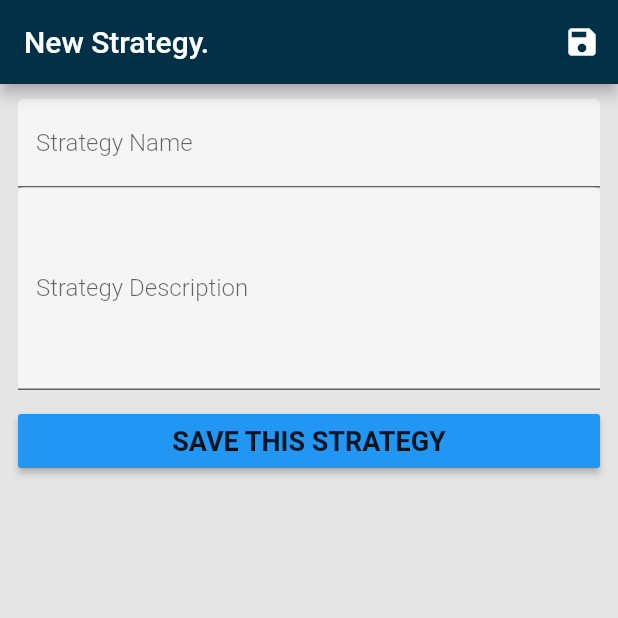
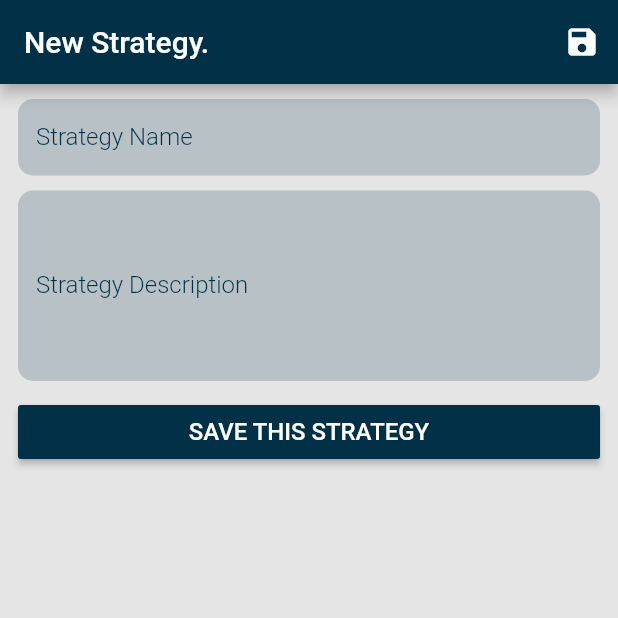
Before and after one commit to aurthurm/sagetrader_flutter, a Flutter app: the StrategyForm screen opened directly, on a phone screen of 412 x 824 dp, the top half of it. Run offline on Flutter 3.47's test engine with Material 2 defaults, Android fonts, the phone set to English and light mode, and no system bars; our stand-ins replace flutter_secure_storage, photo_view; missing offline and left inert: multi_image_picker; accounts and stored records are empty.

Commit message:
Added aesthetics, forms, auth, login, signup

```diff
--- a/lib/forms/strategy_form.dart
+++ b/lib/forms/strategy_form.dart
@@ -86,6 +86,30 @@ class _StrategyFormState extends State<StrategyForm> {
     }
   }
 
+
+  InputDecoration _buildInputDecoration(String hintText) {
+    return InputDecoration(
+      isDense: true,
+      labelStyle: TextStyle(
+        color: Theme.of(context).primaryColor,
+      ),
+      labelText: hintText,
+      // hintText: hintText,
+      // hintStyle: TextStyle(
+      //   color: Colors.white,
+      // ),
+      filled: true,
+      fillColor: Theme.of(context).primaryColor.withOpacity(0.2),
+      border: OutlineInputBorder(
+        borderRadius: BorderRadius.all(Radius.circular(10.0)),
+        borderSide: BorderSide(
+          width: 0,
+          style: BorderStyle.none,
+        ),
+      ),
+    );
+  }
+
   @override
   Widget build(BuildContext context) {
     return Scaffold(
@@ -130,10 +154,7 @@ class _StrategyFormState extends State<StrategyForm> {
                     crossAxisAlignment: CrossAxisAlignment.stretch,
                     children: <Widget>[
                       TextFormField(
-                        decoration: InputDecoration(
-                            labelText: "Strategy Name",
-                            filled: true,
-                            fillColor: Colors.grey.shade100),
+                        decoration: _buildInputDecoration("Strategy Name"),
                         initialValue: _strategy.name,
                         onChanged: (String value) {
                           setState(() {
@@ -151,11 +172,9 @@ class _StrategyFormState extends State<StrategyForm> {
                               .requestFocus(_descriptionFocus);
                         },
                       ),
+                      SizedBox(height: 10,),
                       TextFormField(
-                        decoration: InputDecoration(
-                            labelText: "Strategy Description",
-                            filled: true,
-                            fillColor: Colors.grey.shade100),
+                        decoration:  _buildInputDecoration("Strategy Description"),
                         minLines: 5,
                         maxLines: 20,
                         initialValue: _strategy.description,
@@ -174,12 +193,11 @@ class _StrategyFormState extends State<StrategyForm> {
                       ),
                       SizedBox(height: 10),
                       RaisedButton(
-                        color: Colors.blue,
+                        color: Theme.of(context).primaryColor,
                         child: Text(
                           saveButtonTitle.toUpperCase(),
-                          style: TextStyle(
-                            fontSize: 18,
-                            fontWeight: FontWeight.w700,
+                          style: Theme.of(context).textTheme.headline4.copyWith(
+                            color: Colors.white
                           ),
                         ),
                         onPressed: _saveForm,
--- a/lib/models/trade.dart
+++ b/lib/models/trade.dart
@@ -83,6 +83,7 @@ class Trade {
 
   Map<String, dynamic> toJson() =>
     <String, dynamic>{
+      "id": instrument,
       "instrument_id": instrument,
       "position": position,
       "status": status,
```
Also changed, not shown: lib/providers/trades.dart (+3 -16 lines).
